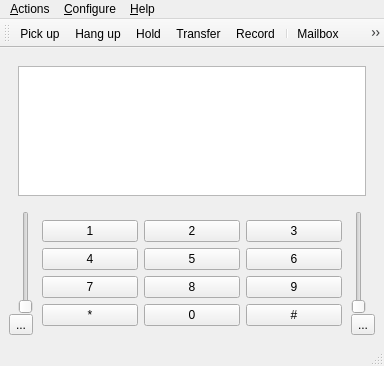
Qt form sflphone-qt.ui (KDE/ring-kde) before a commit.
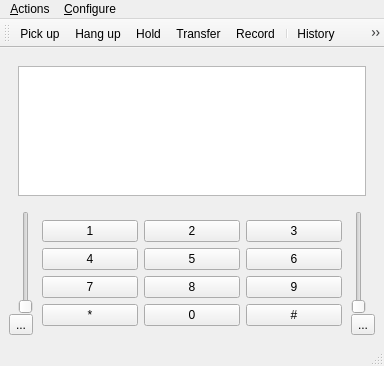
The same form after that commit. Icons and pictures are not drawn.

Diff of the .ui file:
```diff
--- a/sflphone-qt.ui
+++ b/sflphone-qt.ui
@@ -393,15 +393,8 @@
     <addaction name="separator" />
     <addaction name="action_accountCreationWizard" />
    </widget>
-   <widget class="QMenu" name="menu_help" >
-    <property name="title" >
-     <string>&amp;Help</string>
-    </property>
-    <addaction name="action_About" />
-   </widget>
    <addaction name="menu_Actions" />
    <addaction name="menu_Configure" />
-   <addaction name="menu_help" />
   </widget>
   <widget class="QStatusBar" name="statusbar" />
   <widget class="QToolBar" name="toolBar" >
@@ -420,9 +413,10 @@
    <addaction name="action_transfer" />
    <addaction name="action_record" />
    <addaction name="separator" />
-   <addaction name="action_mailBox" />
    <addaction name="action_history" />
    <addaction name="action_addressBook" />
+   <addaction name="separator" />
+   <addaction name="action_mailBox" />
   </widget>
   <action name="action_accept" >
    <property name="icon" >
```
Left out of the diff: 4 changed lines with no effect on the pictures.
